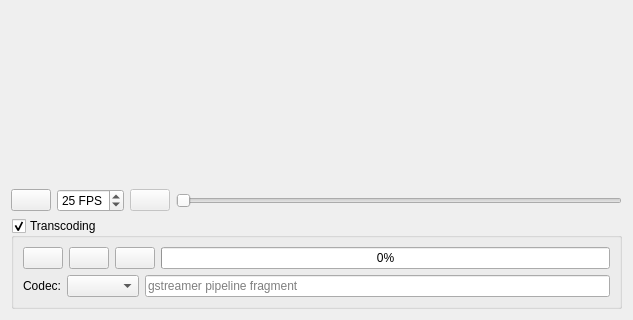
Before: the Qt Designer form src/utils/qarv_videoplayer.ui in AD-Vega/qarv, drawn with Qt 5; both pictures show x 0 to 633 and y 238 to 558 of the 633 by 558 pixel window.
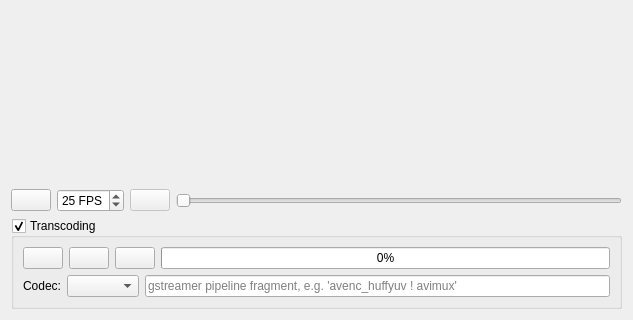
After: the same form once the commit is applied. Icons and pictures are not drawn. Custom widgets are drawn as their Qt base class.

Commit message: Tooltips and translations for video player.

```diff
--- a/src/utils/qarv_videoplayer.ui
+++ b/src/utils/qarv_videoplayer.ui
@@ -170,7 +170,7 @@
            <bool>true</bool>
           </property>
           <property name="placeholderText">
-           <string notr="true">gstreamer pipeline fragment</string>
+           <string notr="true">gstreamer pipeline fragment, e.g. 'avenc_huffyuv ! avimux'</string>
           </property>
          </widget>
         </item>
```
Left out of the diff: 30 changed lines with no effect on the pictures. The commit also changes 1 other file.
